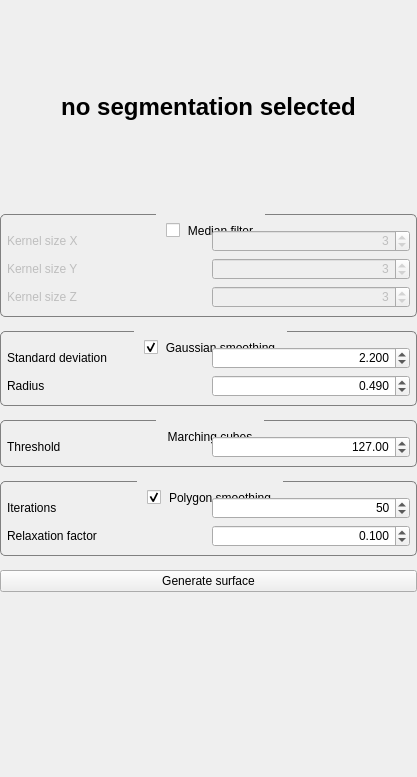
The window that src/internal/Voxel2MeshViewControls.ui (araex/mitk-gem) describes before a commit, drawn with Qt 5.
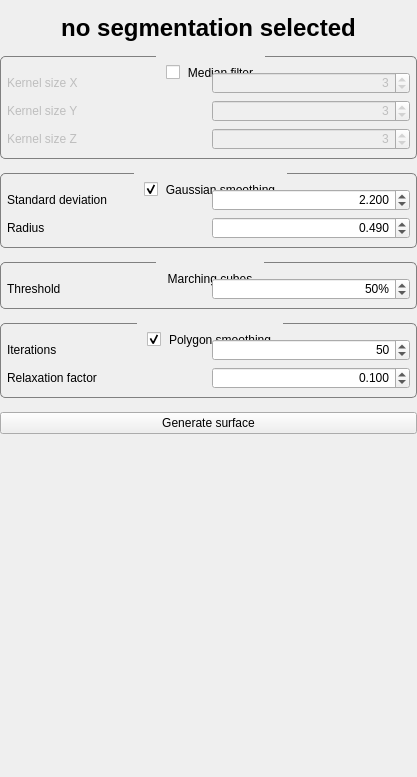
The same window after the commit.

Patch:
```diff
--- a/src/internal/Voxel2MeshViewControls.ui
+++ b/src/internal/Voxel2MeshViewControls.ui
@@ -137,11 +137,17 @@
             <item>
              <widget class="QLabel" name="selectedImages">
               <property name="sizePolicy">
-               <sizepolicy hsizetype="Expanding" vsizetype="MinimumExpanding">
+               <sizepolicy hsizetype="Expanding" vsizetype="Minimum">
                 <horstretch>0</horstretch>
                 <verstretch>0</verstretch>
                </sizepolicy>
               </property>
+              <property name="minimumSize">
+               <size>
+                <width>0</width>
+                <height>0</height>
+               </size>
+              </property>
               <property name="font">
                <font>
                 <pointsize>18</pointsize>
@@ -509,11 +515,17 @@
                     <property name="alignment">
                      <set>Qt::AlignRight|Qt::AlignTrailing|Qt::AlignVCenter</set>
                     </property>
+                    <property name="suffix">
+                     <string>%</string>
+                    </property>
+                    <property name="decimals">
+                     <number>0</number>
+                    </property>
                     <property name="maximum">
-                     <double>1000000.000000000000000</double>
+                     <double>100.000000000000000</double>
                     </property>
                     <property name="value">
-                     <double>127.000000000000000</double>
+                     <double>50.000000000000000</double>
                     </property>
                    </widget>
                   </item>
```
Left out of the diff: 49 changed lines with no effect on the pictures.
